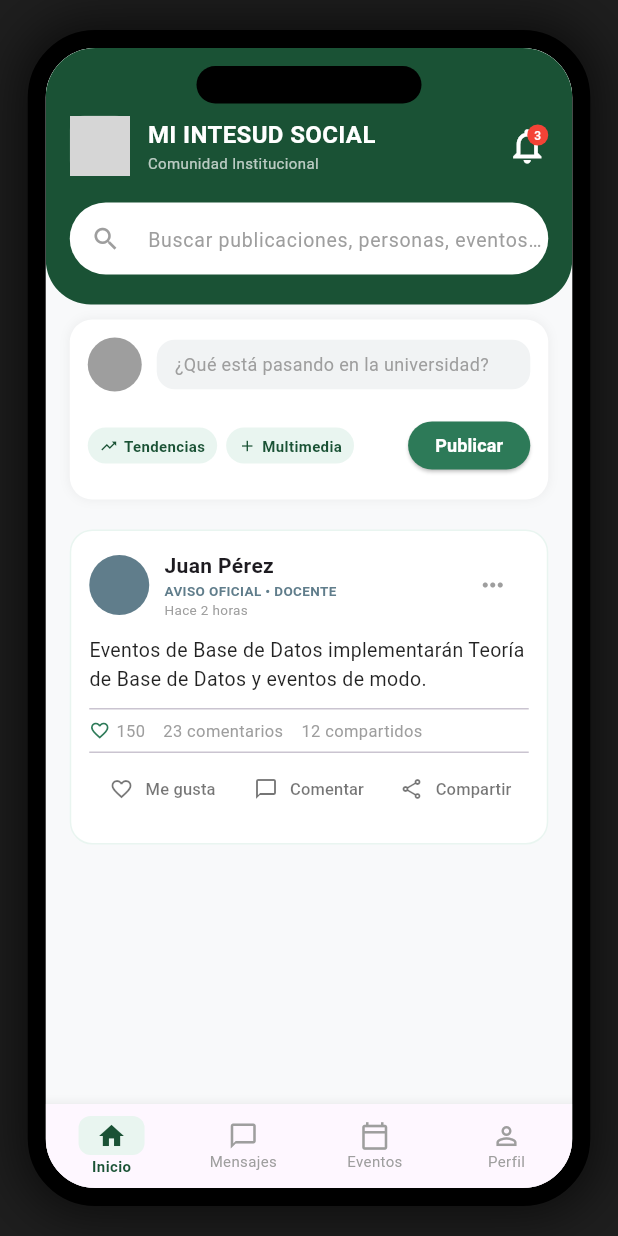
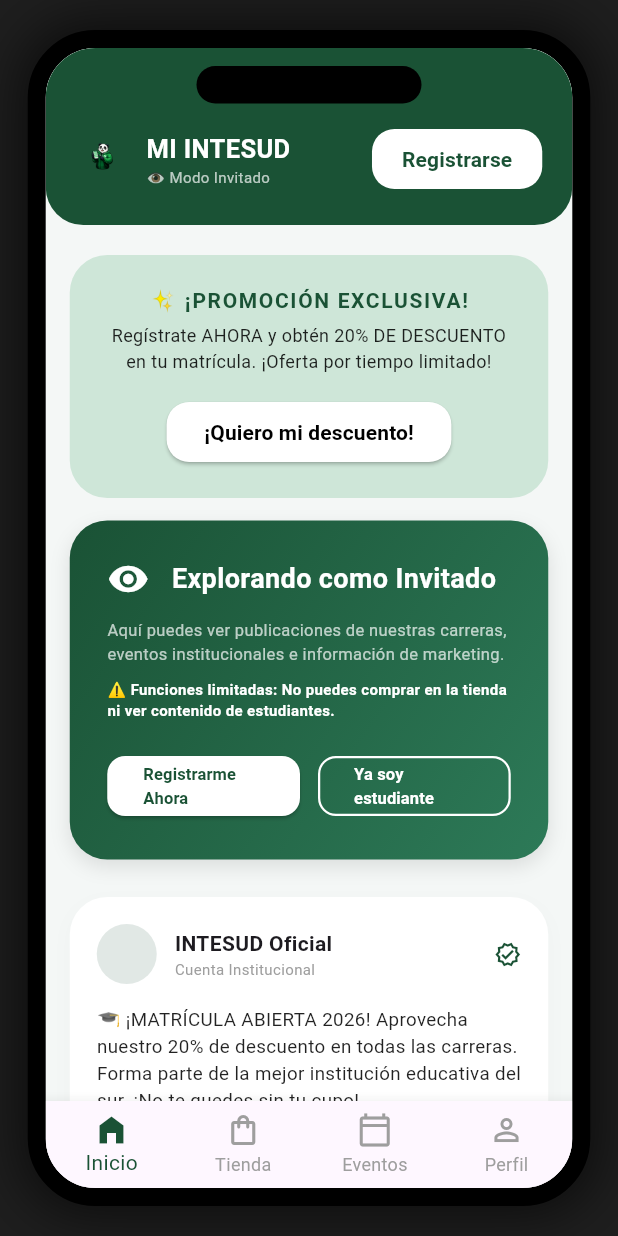
Before and after one commit to Noshedme/MI_INTESUD_SOCIAL, a Flutter app: the screen it shows after launch, on a phone screen of 412 x 824 dp. Run offline on Flutter 3.47's test engine with Material 3 defaults, Android fonts, the phone set to English and light mode, and no system bars; Roboto replaces fonts that are missing (Arial); grey boxes are pictures that could not be loaded.

Commit message:
comit invitado-home-store

```diff
--- a/lib/pages/home_page.dart
+++ b/lib/pages/home_page.dart
@@ -1,162 +1,267 @@
 import 'package:flutter/material.dart';
+import 'store_page.dart'; // Asegúrate de que el nombre del archivo sea correcto
 
-class HomePage extends StatelessWidget {
+class HomePage extends StatefulWidget {
   const HomePage({super.key});
 
   @override
+  State<HomePage> createState() => _HomePageState();
+}
+
+class _HomePageState extends State<HomePage> {
+  // Índice para controlar la navegación inferior (0: Inicio, 1: Tienda)
+  int _currentIndex = 0;
+
+  @override
   Widget build(BuildContext context) {
+    // Lista de pantallas disponibles
+    final List<Widget> _pages = [
+      _buildHomeContent(), // Contenido del Muro Social
+      const StorePage(),   // Contenido de la Tienda
+    ];
+
     return Scaffold(
-      backgroundColor: const Color(0xFFF8F9FA), // Fondo gris claro de la captura
-      body: Column(
+      backgroundColor: const Color(0xFFF4F7F6),
+      // Muestra la pantalla según el índice seleccionado
+      body: _pages[_currentIndex],
+      bottomNavigationBar: _buildBottomNav(),
+    );
+  }
+
+  // --- CONTENIDO DEL MURO SOCIAL (INICIO) ---
+  Widget _buildHomeContent() {
+    return Column(
       children: [
-          _buildHeader(),
+        _buildGuestHeader(),
         Expanded(
           child: ListView(
-              padding: const EdgeInsets.symmetric(horizontal: 16, vertical: 10),
+            padding: const EdgeInsets.symmetric(horizontal: 16, vertical: 20),
             children: [
-                _buildPostInput(),
+              _buildPromoBanner(),
+              const SizedBox(height: 15),
+              _buildExploringBanner(),
+              const SizedBox(height: 25),
+              _buildOfficialPost(),
+              const SizedBox(height: 15),
+              _buildSoftwarePost(),
+              const SizedBox(height: 15),
+              _buildLockedPost(),
               const SizedBox(height: 20),
-                _buildFeedCard(), // Tarjeta de Juan Pérez completa
+              _buildRegisterCTA(),
+              const SizedBox(height: 30),
             ],
           ),
         ),
       ],
-      ),
-      bottomNavigationBar: _buildBottomNav(),
     );
   }
 
-  // 1. ENCABEZADO: Verde con bordes redondeados, buscador y TU LOGO
-  Widget _buildHeader() {
+  // 1. CABECERA (LOGO PANDA + REGISTRARSE)
+  Widget _buildGuestHeader() {
     return Container(
-      // Reducimos el padding vertical para evitar desbordamiento en la pantalla
-      padding: const EdgeInsets.fromLTRB(16, 45, 16, 20),
+      padding: const EdgeInsets.fromLTRB(20, 50, 20, 20),
       decoration: const BoxDecoration(
-        color: Color(0xFF1A5235), // Verde institucional
-        borderRadius: BorderRadius.vertical(bottom: Radius.circular(30)),
+        color: Color(0xFF1A5235),
+        borderRadius: BorderRadius.vertical(bottom: Radius.circular(25)),
       ),
-      child: Column(
-        children: [
-          Row(
+      child: Row(
         mainAxisAlignment: MainAxisAlignment.spaceBetween,
         children: [
           Row(
             children: [
-                  // --- AQUÍ ESTÁ TU LOGO DEL PANDA ---
-                  Container(
-                    width: 40,
-                    height: 40,
-                    decoration: BoxDecoration(
-                      color: Colors.white.withOpacity(0.2), // Fondo sutil
-                      borderRadius: BorderRadius.circular(10),
-                      // Usamos DecorationImage para mostrar tu logo cuadrado
-                      image: const DecorationImage(
-                        image: AssetImage('assets/images/logo_panda.png'), // Ruta a tu imagen
-                        fit: BoxFit.cover,
-                      ),
-                    ),
-                  ),
+              Image.asset('assets/images/logo1.png', width: 35, height: 35),
               const SizedBox(width: 12),
               const Column(
                 crossAxisAlignment: CrossAxisAlignment.start,
                 children: [
-                      Text("MI INTESUD SOCIAL",
-                        style: TextStyle(color: Colors.white, fontWeight: FontWeight.bold, fontSize: 16)),
-                      Text("Comunidad Institucional",
+                  Text("MI INTESUD",
+                    style: TextStyle(color: Colors.white, fontWeight: FontWeight.bold, fontSize: 17)),
+                  Text("👁 Modo Invitado",
                     style: TextStyle(color: Colors.white70, fontSize: 10)),
                 ],
               ),
             ],
           ),
-              const Stack(
-                children: [
-                  Icon(Icons.notifications_none, color: Colors.white, size: 28),
-                  Positioned(
-                    right: 0,
-                    top: 0,
-                    child: CircleAvatar(
-                      radius: 7,
-                      backgroundColor: Colors.red,
-                      child: Text("3", style: TextStyle(color: Colors.white, fontSize: 8)),
+          ElevatedButton(
+            onPressed: () {},
+            style: ElevatedButton.styleFrom(
+              backgroundColor: Colors.white,
+              foregroundColor: const Color(0xFF1A5235),
+              elevation: 0,
+              shape: RoundedRectangleBorder(borderRadius: BorderRadius.circular(15)),
+              padding: const EdgeInsets.symmetric(horizontal: 20, vertical: 10),
             ),
-                  )
-                ],
-              ),
-            ],
-          ),
-          const SizedBox(height: 18),
-          TextField(
-            decoration: InputDecoration(
-              hintText: "Buscar publicaciones, personas, eventos...",
-              hintStyle: const TextStyle(color: Colors.grey, fontSize: 13),
-              fillColor: Colors.white,
-              filled: true,
-              prefixIcon: const Icon(Icons.search, color: Colors.grey, size: 20),
-              contentPadding: const EdgeInsets.symmetric(vertical: 0),
-              border: OutlineInputBorder(
-                borderRadius: BorderRadius.circular(30),
-                borderSide: BorderSide.none,
-              ),
-            ),
+            child: const Text("Registrarse", style: TextStyle(fontWeight: FontWeight.bold)),
           ),
         ],
       ),
     );
   }
 
-  // 2. INPUT DE POST: Con botones de Tendencias y Multimedia
-  Widget _buildPostInput() {
+  // 2. BANNER PROMOCIÓN EXCLUSIVA (20%)
+  Widget _buildPromoBanner() {
     return Container(
-      padding: const EdgeInsets.all(12),
+      width: double.infinity,
+      padding: const EdgeInsets.all(20),
       decoration: BoxDecoration(
-        color: Colors.white,
-        borderRadius: BorderRadius.circular(15),
-        boxShadow: [BoxShadow(color: Colors.black.withOpacity(0.05), blurRadius: 5)],
+        color: const Color(0xFFA8D5BA).withOpacity(0.5),
+        borderRadius: BorderRadius.circular(25),
       ),
       child: Column(
         children: [
+          const Text("✨ ¡PROMOCIÓN EXCLUSIVA!",
+            style: TextStyle(fontWeight: FontWeight.bold, color: Color(0xFF1A5235), letterSpacing: 1.1)),
+          const SizedBox(height: 5),
+          const Text("Regístrate AHORA y obtén 20% DE DESCUENTO en tu matrícula. ¡Oferta por tiempo limitado!",
+            textAlign: TextAlign.center, style: TextStyle(fontSize: 12, color: Colors.black87)),
+          const SizedBox(height: 15),
+          ElevatedButton(
+            onPressed: () {},
+            style: ElevatedButton.styleFrom(
+              backgroundColor: Colors.white,
+              foregroundColor: Colors.black,
+              shape: RoundedRectangleBorder(borderRadius: BorderRadius.circular(15)),
+              padding: const EdgeInsets.symmetric(horizontal: 25),
+            ),
+            child: const Text("¡Quiero mi descuento!", style: TextStyle(fontWeight: FontWeight.w600)),
+          )
+        ],
+      ),
+    );
+  }
+
+  // 3. BANNER EXPLORANDO COMO INVITADO (DEGRADADO VERDE)
+  Widget _buildExploringBanner() {
+    return Container(
+      width: double.infinity,
+      padding: const EdgeInsets.all(25),
+      decoration: BoxDecoration(
+        gradient: const LinearGradient(
+          colors: [Color(0xFF1A5235), Color(0xFF2D7A58)],
+          begin: Alignment.topLeft,
+          end: Alignment.bottomRight,
+        ),
+        borderRadius: BorderRadius.circular(25),
+        boxShadow: [BoxShadow(color: Colors.black.withOpacity(0.1), blurRadius: 10, offset: const Offset(0, 5))],
+      ),
+      child: Column(
+        crossAxisAlignment: CrossAxisAlignment.start,
+        children: [
+          const Row(
+            children: [
+              Icon(Icons.visibility, color: Colors.white, size: 28),
+              SizedBox(width: 15),
+              Text("Explorando como Invitado",
+                style: TextStyle(color: Colors.white, fontWeight: FontWeight.bold, fontSize: 18)),
+            ],
+          ),
+          const SizedBox(height: 12),
+          const Text("Aquí puedes ver publicaciones de nuestras carreras, eventos institucionales e información de marketing.",
+            style: TextStyle(color: Colors.white70, fontSize: 11)),
+          const SizedBox(height: 8),
+          const Text("⚠️ Funciones limitadas: No puedes comprar en la tienda ni ver contenido de estudiantes.",
+            style: TextStyle(color: Colors.white, fontWeight: FontWeight.bold, fontSize: 10)),
+          const SizedBox(height: 20),
           Row(
             children: [
-              const CircleAvatar(
-                backgroundColor: Colors.grey, // Placeholder para tu foto
-                radius: 18,
+              Expanded(
+                child: ElevatedButton(
+                  onPressed: () {},
+                  style: ElevatedButton.styleFrom(
+                    backgroundColor: Colors.white,
+                    foregroundColor: const Color(0xFF1A5235),
+                    shape: RoundedRectangleBorder(borderRadius: BorderRadius.circular(12)),
                   ),
-              const SizedBox(width: 10),
+                  child: const Text("Registrarme Ahora", style: TextStyle(fontSize: 11, fontWeight: FontWeight.bold)),
+                ),
+              ),
+              const SizedBox(width: 12),
               Expanded(
-                child: Container(
-                  padding: const EdgeInsets.symmetric(horizontal: 12, vertical: 8),
-                  decoration: BoxDecoration(
-                    color: const Color(0xFFF1F3F4),
-                    borderRadius: BorderRadius.circular(12),
+                child: OutlinedButton(
+                  onPressed: () {},
+                  style: OutlinedButton.styleFrom(
+                    side: const BorderSide(color: Colors.white, width: 1.5),
+                    shape: RoundedRectangleBorder(borderRadius: BorderRadius.circular(12)),
                   ),
-                  child: const Text(
-                    "¿Qué está pasando en la universidad?",
-                    style: TextStyle(color: Colors.grey, fontSize: 12),
-                  ),
+                  child: const Text("Ya soy estudiante", style: TextStyle(color: Colors.white, fontSize: 11, fontWeight: FontWeight.bold)),
                 ),
               ),
             ],
+          )
+        ],
       ),
-          const SizedBox(height: 12),
-          Row(
-            mainAxisAlignment: MainAxisAlignment.spaceBetween,
+    );
+  }
+
+  Widget _buildSoftwarePost() {
+    return _baseCard(
+      title: "Desarrollo de Software",
+      subtitle: "Carrera de Desarrollo de Software",
+      content: "💻 Aprende las tecnologías más demandadas del mercado: React, Node.js, Python, y más. Nuestros laboratorios cuentan con equipamiento de última generación. ¡Ven a visitarnos!",
+      image: "assets/images/computadora.webp",
+      isLocked: false,
+    );
+  }
+
+  Widget _buildLockedPost() {
+    return _baseCard(
+      title: "María González",
+      subtitle: "Estudiante de 4to Semestre",
+      content: "Privado.",
+      isLocked: true,
+    );
+  }
+
+  Widget _buildRegisterCTA() {
+    return Container(
+      width: double.infinity,
+      padding: const EdgeInsets.symmetric(vertical: 35, horizontal: 20),
+      decoration: BoxDecoration(
+        gradient: const LinearGradient(
+          colors: [Color(0xFF1A5235), Color(0xFF0D2B1C)],
+          begin: Alignment.topCenter,
+          end: Alignment.bottomCenter,
+        ),
+        borderRadius: BorderRadius.circular(25),
+      ),
+      child: Column(
         children: [
+          const Icon(Icons.school_outlined, color: Colors.white, size: 45),
+          const SizedBox(height: 15),
+          const Text("¿Listo para Comenzar?",
+            style: TextStyle(color: Colors.white, fontWeight: FontWeight.bold, fontSize: 20)),
+          const SizedBox(height: 8),
+          const Text("Regístrate como invitado y explora todo lo que INTESUD tiene para ofrecerte.",
+            textAlign: TextAlign.center, style: TextStyle(color: Colors.white70, fontSize: 12)),
+          const SizedBox(height: 10),
+          const Text("¡No olvides tu 20% de descuento especial!",
+            style: TextStyle(color: Colors.white, fontWeight: FontWeight.bold, fontSize: 13)),
+          const SizedBox(height: 25),
           Row(
             children: [
-                  _buildSmallTag(Icons.trending_up, "Tendencias"),
-                  const SizedBox(width: 6),
-                  _buildSmallTag(Icons.add, "Multimedia"),
-                ],
-              ),
-              ElevatedButton(
+              Expanded(
+                child: ElevatedButton(
                   onPressed: () {},
                   style: ElevatedButton.styleFrom(
-                  backgroundColor: const Color(0xFF2D7A58), // Verde del botón "Publicar"
-                  shape: RoundedRectangleBorder(borderRadius: BorderRadius.circular(20)),
-                  padding: const EdgeInsets.symmetric(horizontal: 18),
-                  minimumSize: const Size(0, 32), // Altura fija para el botón
+                    backgroundColor: Colors.white,
+                    foregroundColor: Colors.black,
+                    shape: RoundedRectangleBorder(borderRadius: BorderRadius.circular(15)),
+                    padding: const EdgeInsets.symmetric(vertical: 12),
                   ),
-                child: const Text("Publicar", style: TextStyle(color: Colors.white, fontWeight: FontWeight.bold, fontSize: 12)),
+                  child: const Text("Registrarme Gratis", style: TextStyle(fontWeight: FontWeight.bold)),
+                ),
+              ),
+              const SizedBox(width: 12),
+              Expanded(
+                child: OutlinedButton(
+                  onPressed: () {},
+                  style: OutlinedButton.styleFrom(
+                    side: const BorderSide(color: Color(0xFF2D7A58), width: 2),
+                    shape: RoundedRectangleBorder(borderRadius: BorderRadius.circular(15)),
+                    padding: const EdgeInsets.symmetric(vertical: 12),
+                  ),
+                  child: const Text("Ya soy Estudiante", style: TextStyle(color: Colors.white, fontWeight: FontWeight.bold)),
+                ),
               ),
             ],
           ),
@@ -165,127 +270,90 @@ class HomePage extends StatelessWidget {
     );
   }
 
-  // 3. TARJETA DE FEED: Diseño de Juan Pérez con interacciones
-  Widget _buildFeedCard() {
+  Widget _baseCard({required String title, required String subtitle, required String content, String? image, bool isLocked = false}) {
     return Container(
-      padding: const EdgeInsets.all(12),
+      padding: const EdgeInsets.all(18),
       decoration: BoxDecoration(
         color: Colors.white,
-        borderRadius: BorderRadius.circular(15),
-        border: Border.all(color: const Color(0xFFE9F5F0)),
+        borderRadius: BorderRadius.circular(25),
+        boxShadow: [BoxShadow(color: Colors.black.withOpacity(0.02), blurRadius: 10, offset: const Offset(0, 4))],
       ),
       child: Column(
         crossAxisAlignment: CrossAxisAlignment.start,
         children: [
           Row(
             children: [
-              const CircleAvatar(
-                backgroundColor: Colors.blueGrey, // Placeholder foto Juan Pérez
-                radius: 20,
-              ),
-              const SizedBox(width: 10),
-              const Expanded(
-                child: Column(
+              const CircleAvatar(backgroundColor: Color(0xFFE1E8E5), radius: 20),
+              const SizedBox(width: 12),
+              Column(
                 crossAxisAlignment: CrossAxisAlignment.start,
                 children: [
-                    Text("Juan Pérez", style: TextStyle(fontWeight: FontWeight.bold, fontSize: 14)),
-                    Text("AVISO OFICIAL • DOCENTE",
-                      style: TextStyle(fontSize: 9, color: Colors.blueGrey, fontWeight: FontWeight.bold)),
-                    Text("Hace 2 horas", style: TextStyle(fontSize: 9, color: Colors.grey)),
+                  Text(title, style: const TextStyle(fontWeight: FontWeight.bold, fontSize: 14)),
+                  Text(subtitle, style: const TextStyle(fontSize: 10, color: Colors.grey)),
                 ],
               ),
-              ),
-              IconButton(icon: const Icon(Icons.more_horiz, color: Colors.grey, size: 20), onPressed: () {}),
+              const Spacer(),
+              const Icon(Icons.verified_outlined, color: Color(0xFF1A5235), size: 18),
             ],
           ),
-          const Padding(
-            padding: EdgeInsets.symmetric(vertical: 10),
-            child: Text(
-              "Eventos de Base de Datos implementarán Teoría de Base de Datos y eventos de modo.",
-              style: TextStyle(fontSize: 13, color: Colors.black87),
+          const SizedBox(height: 15),
+          Text(content, style: const TextStyle(fontSize: 12.5, color: Colors.black87, height: 1.4)),
+          const SizedBox(height: 15),
+          if (isLocked)
+            Container(
+              height: 150, width: double.infinity,
+              decoration: BoxDecoration(color: const Color(0xFFF8FBF9), borderRadius: BorderRadius.circular(20)),
+              child: const Icon(Icons.lock_outline, size: 45, color: Color(0xFF1A5235)),
+            )
+          else if (image != null)
+            ClipRRect(
+              borderRadius: BorderRadius.circular(20),
+              child: Image.asset(image, fit: BoxFit.cover, width: double.infinity),
             ),
-          ),
-          const Divider(height: 1),
-          Padding(
-            padding: const EdgeInsets.symmetric(vertical: 6),
-            child: Row(
-              children: [
-                const Icon(Icons.favorite_border, size: 14, color: Color(0xFF2D7A58)),
-                const SizedBox(width: 4),
-                const Text("150", style: TextStyle(fontSize: 11, color: Colors.grey)),
-                const SizedBox(width: 12),
-                const Text("23 comentarios", style: TextStyle(fontSize: 11, color: Colors.grey)),
-                const SizedBox(width: 12),
-                const Text("12 compartidos", style: TextStyle(fontSize: 11, color: Colors.grey)),
-              ],
-            ),
-          ),
-          const Divider(height: 1),
-          // Botones de Acción corregidos para evitar desbordamiento
+          const SizedBox(height: 15),
           Row(
             mainAxisAlignment: MainAxisAlignment.spaceAround,
             children: [
-              _buildActionButton(Icons.favorite_border, "Me gusta"),
-              _buildActionButton(Icons.chat_bubble_outline, "Comentar"),
-              _buildActionButton(Icons.share_outlined, "Compartir"),
+              _postAction(Icons.favorite_border, "189"),
+              _postAction(Icons.chat_bubble_outline, "34"),
+              const Icon(Icons.share_outlined, size: 20, color: Colors.grey),
             ],
-          ),
+          )
         ],
       ),
     );
   }
 
-  // Widgets Auxiliares
-  Widget _buildSmallTag(IconData icon, String label) {
-    return Container(
-      padding: const EdgeInsets.symmetric(horizontal: 8, vertical: 5),
-      decoration: BoxDecoration(
-        color: const Color(0xFFE9F5F0), // Fondo verde suave
-        borderRadius: BorderRadius.circular(12),
-      ),
-      child: Row(
-        children: [
-          Icon(icon, size: 12, color: const Color(0xFF1A5235)),
-          const SizedBox(width: 4),
-          Text(label, style: const TextStyle(color: Color(0xFF1A5235), fontSize: 10, fontWeight: FontWeight.bold)),
-        ],
-      ),
+  Widget _postAction(IconData icon, String count) {
+    return Row(children: [Icon(icon, size: 20, color: Colors.grey), const SizedBox(width: 6), Text(count, style: const TextStyle(color: Colors.grey, fontSize: 12))]);
+  }
+
+  Widget _buildOfficialPost() {
+    return _baseCard(
+      title: "INTESUD Oficial",
+      subtitle: "Cuenta Institucional",
+      content: "🎓 ¡MATRÍCULA ABIERTA 2026! Aprovecha nuestro 20% de descuento en todas las carreras. Forma parte de la mejor institución educativa del sur. ¡No te quedes sin tu cupo!"
     );
   }
 
-  Widget _buildActionButton(IconData icon, String label) {
-    return Expanded( // Usamos Expanded para que los botones compartan el espacio y no se desborden horizontalmente
-      child: TextButton.icon(
-        onPressed: () {},
-        icon: Icon(icon, size: 16, color: Colors.black54),
-        label: Text(label, style: const TextStyle(color: Colors.black54, fontSize: 11)),
-        style: TextButton.styleFrom(padding: EdgeInsets.zero), // Reducimos padding interno
-      ),
-    );
-  }
-
+  // --- BARRA DE NAVEGACIÓN INFERIOR ---
   Widget _buildBottomNav() {
     return BottomNavigationBar(
+      currentIndex: _currentIndex,
+      // Cambia el índice para alternar entre Inicio y Tienda
+      onTap: (index) {
+        setState(() {
+          _currentIndex = index;
+        });
+      },
       type: BottomNavigationBarType.fixed,
-      selectedItemColor: const Color(0xFF1A5235), // Verde seleccionado
+      selectedItemColor: const Color(0xFF1A5235),
       unselectedItemColor: Colors.grey,
-      showSelectedLabels: true,
-      showUnselectedLabels: true,
-      selectedLabelStyle: const TextStyle(fontSize: 10, fontWeight: FontWeight.bold),
-      unselectedLabelStyle: const TextStyle(fontSize: 10),
-      items: [
-        BottomNavigationBarItem(
-          icon: Container(
-            padding: const EdgeInsets.symmetric(horizontal: 12, vertical: 3),
-            decoration: BoxDecoration(color: const Color(0xFFE9F5F0), borderRadius: BorderRadius.circular(8)),
-            child: const Icon(Icons.home, size: 20), // Icono de inicio
-          ),
-          label: "Inicio",
-        ),
-        // CORRECCIÓN: 'Icons.chat_outline' no existe, usamos 'Icons.chat_bubble_outline'
-        const BottomNavigationBarItem(icon: Icon(Icons.chat_bubble_outline, size: 20), label: "Mensajes"),
-        const BottomNavigationBarItem(icon: Icon(Icons.calendar_today_outlined, size: 20), label: "Eventos"),
-        const BottomNavigationBarItem(icon: Icon(Icons.person_outline, size: 20), label: "Perfil"),
+      items: const [
+        BottomNavigationBarItem(icon: Icon(Icons.home_filled), label: "Inicio"),
+        BottomNavigationBarItem(icon: Icon(Icons.shopping_bag_outlined), label: "Tienda"),
+        BottomNavigationBarItem(icon: Icon(Icons.calendar_today_outlined), label: "Eventos"),
+        BottomNavigationBarItem(icon: Icon(Icons.person_outline), label: "Perfil"),
       ],
     );
   }
```
Also changed, not shown: lib/pages/store_page.dart (added, +245 -0 lines), pubspec.yaml (+7 -1 lines), assets/images/Buzosdeportivos.webp (added), assets/images/computadora.webp (added), assets/images/gorraintesud.webp (added), assets/images/logo1.png (added), assets/images/mochilaintesud.webp (added), assets/images/polera.jpg (added), assets/images/tomatodo.jpg (added), assets/logo.png (deleted), 1 other file. Lines whose indentation alone changed are shown as unchanged.
